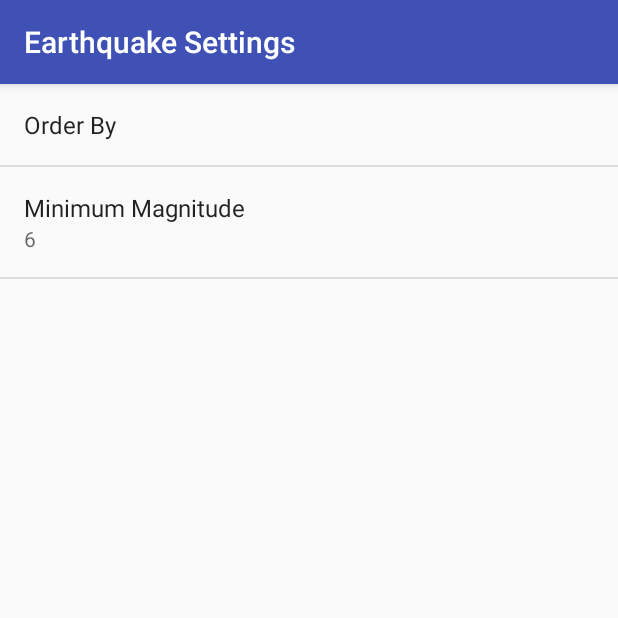
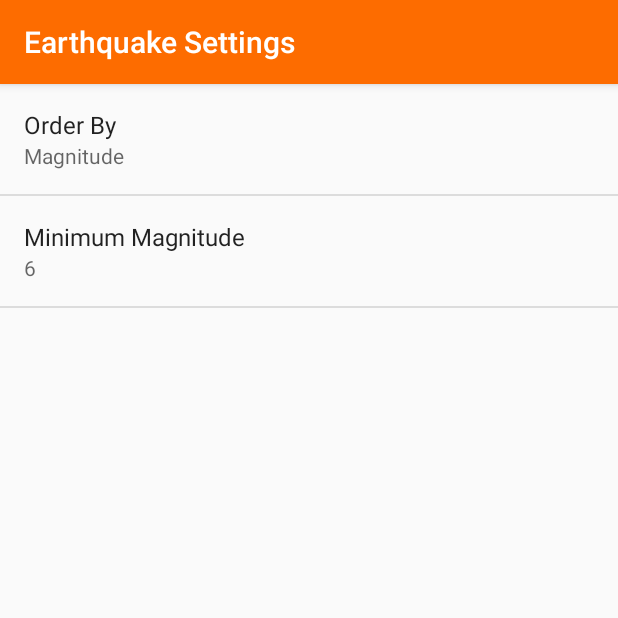
Before and after one commit to kartik-soni/Earthquake-Sensing-and-Reporting-App, an Android app: the SettingsActivity screen opened directly, with no data from a screen before it, on a phone screen of 412 x 824 dp, the top half of it. Run offline under Robolectric (Android 15) with nearby library versions, the phone set to English and light mode, and no system bars.

Commit message:
colour code changed and screenshots uploaded

```diff
--- /dev/null
+++ b/app/src/main/res/values/array.xml
@@ -0,0 +1,12 @@
+<?xml version="1.0" encoding="utf-8"?>
+<resources>
+    <string-array name="settings_order_by_labels">
+        <item>@string/settings_order_by_magnitude_label</item>
+        <item>@string/settings_order_by_most_recent_label</item>
+    </string-array>
+
+    <string-array name="settings_order_by_values">
+        <item>@string/settings_order_by_magnitude_value</item>
+        <item>@string/settings_order_by_most_recent_value</item>
+    </string-array>
+</resources>
--- a/app/src/main/res/values/colors.xml
+++ b/app/src/main/res/values/colors.xml
@@ -1,7 +1,10 @@
 <?xml version="1.0" encoding="utf-8"?>
 <resources>
-    <color name="colorPrimary">#3F51B5</color>
-    <color name="colorPrimaryDark">#303F9F</color>
+    <!--<color name="colorPrimary">#3F51B5</color>-->
+    <!--<color name="colorPrimaryDark">#303F9F</color>-->
+    <!--<color name="colorAccent">#FF4081</color>-->
+    <color name="colorPrimary">#fd6c00</color>
+    <color name="colorPrimaryDark">#f4500b</color>
     <color name="colorAccent">#FF4081</color>
     <!-- Color for an earthquake with magnitude 0 and 2 -->
     <color name="magnitude1">#4A7BA7</color>
```
Also changed, not shown: 7 other files.
